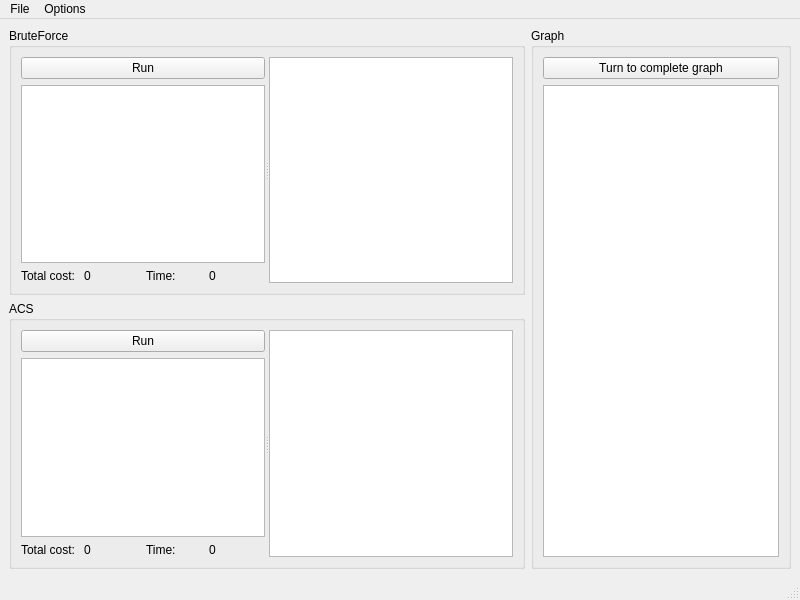
Old version of the form mainwindow.ui in the repository artifact113/gis-acs.
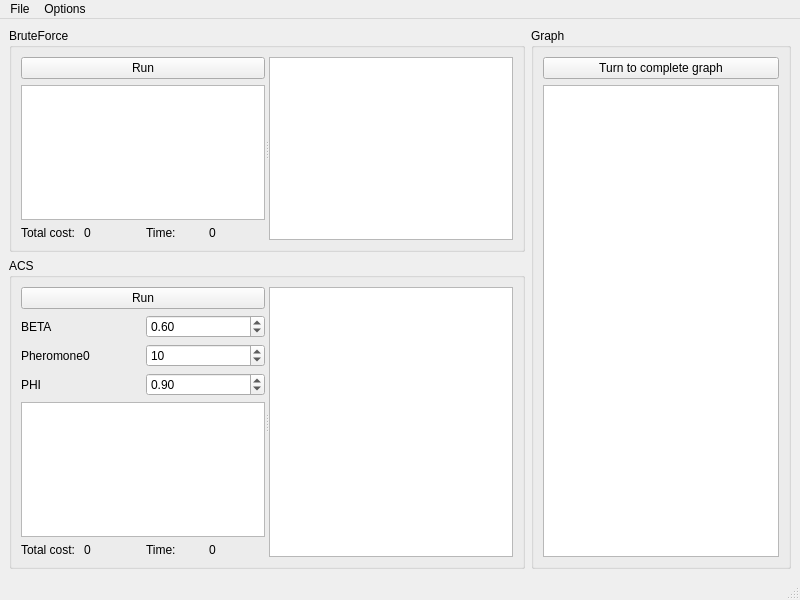
New version of the form.

Diff of the .ui file:
```diff
--- a/mainwindow.ui
+++ b/mainwindow.ui
@@ -104,6 +104,79 @@
                </property>
               </widget>
              </item>
+             <item>
+              <layout class="QGridLayout" name="gridLayout">
+               <property name="topMargin">
+                <number>0</number>
+               </property>
+               <item row="0" column="1">
+                <widget class="QDoubleSpinBox" name="betaSpin">
+                 <property name="minimum">
+                  <double>0.010000000000000</double>
+                 </property>
+                 <property name="maximum">
+                  <double>1.000000000000000</double>
+                 </property>
+                 <property name="singleStep">
+                  <double>0.010000000000000</double>
+                 </property>
+                 <property name="value">
+                  <double>0.600000000000000</double>
+                 </property>
+                </widget>
+               </item>
+               <item row="0" column="0">
+                <widget class="QLabel" name="label_4">
+                 <property name="text">
+                  <string>BETA</string>
+                 </property>
+                </widget>
+               </item>
+               <item row="1" column="1">
+                <widget class="QSpinBox" name="pheromoneSpin">
+                 <property name="minimum">
+                  <number>4</number>
+                 </property>
+                 <property name="maximum">
+                  <number>100</number>
+                 </property>
+                 <property name="value">
+                  <number>10</number>
+                 </property>
+                </widget>
+               </item>
+               <item row="1" column="0">
+                <widget class="QLabel" name="label_6">
+                 <property name="text">
+                  <string>Pheromone0</string>
+                 </property>
+                </widget>
+               </item>
+               <item row="2" column="1">
+                <widget class="QDoubleSpinBox" name="phiSpin">
+                 <property name="minimum">
+                  <double>0.010000000000000</double>
+                 </property>
+                 <property name="maximum">
+                  <double>1.000000000000000</double>
+                 </property>
+                 <property name="singleStep">
+                  <double>0.010000000000000</double>
+                 </property>
+                 <property name="value">
+                  <double>0.900000000000000</double>
+                 </property>
+                </widget>
+               </item>
+               <item row="2" column="0">
+                <widget class="QLabel" name="label_7">
+                 <property name="text">
+                  <string>PHI</string>
+                 </property>
+                </widget>
+               </item>
+              </layout>
+             </item>
              <item>
               <widget class="QTableView" name="acsResultView">
                <attribute name="horizontalHeaderStretchLastSection">
```
